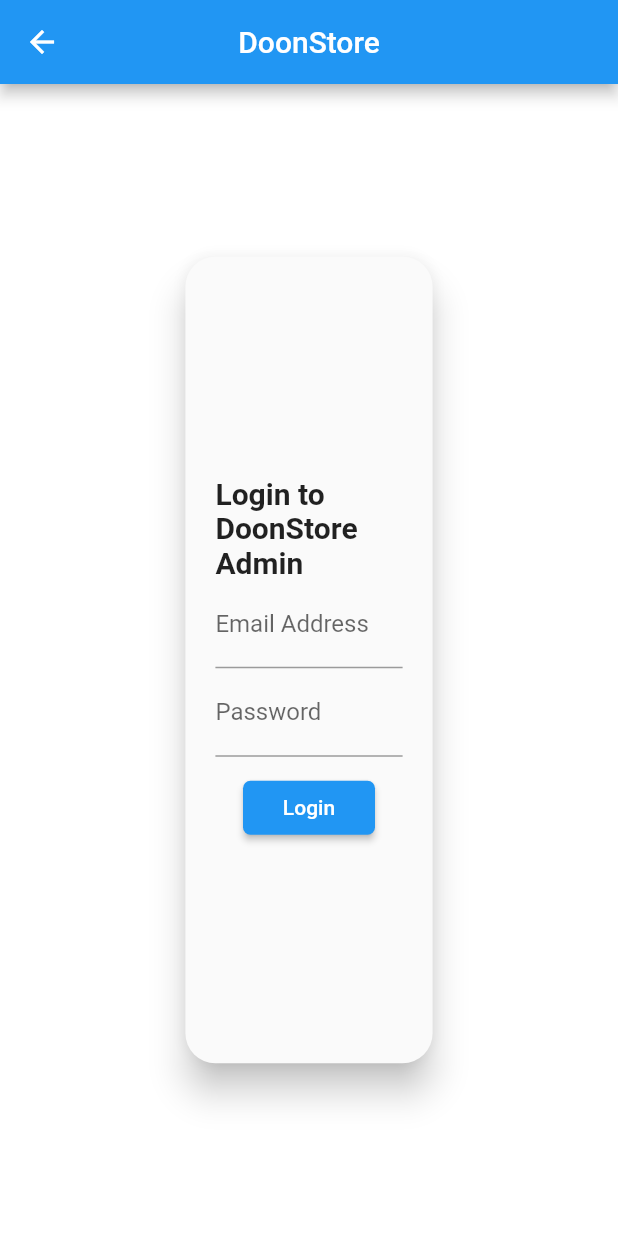
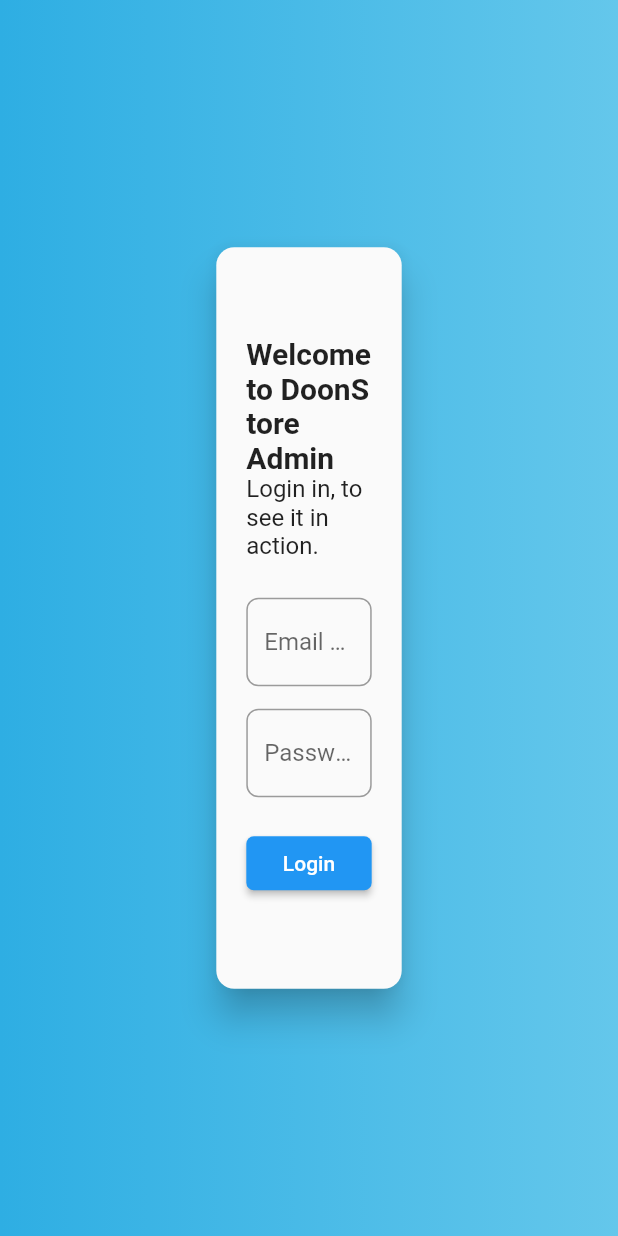
Before and after one commit to doonstore/d2shop-admin, a Flutter app: the LoginPage screen opened directly, on a phone screen of 412 x 824 dp. Run offline on Flutter 3.47's test engine with Material 2 defaults, Android fonts, the light colour scheme and no system bars; our stand-ins replace cloud_firestore, firebase_auth, fluttertoast, font_awesome_flutter; accounts and stored records are empty.

```diff
--- a/lib/main.dart
+++ b/lib/main.dart
@@ -9,7 +9,7 @@
   @override
   Widget build(BuildContext context) {
     return MaterialApp(
-      title: 'DoonStore Admin',
+      title: 'DoonStore | Admin Panel',
       theme: ThemeData(
         primaryColor: Colors.blue,
         scaffoldBackgroundColor: Colors.white,
--- a/lib/src/login_screen.dart
+++ b/lib/src/login_screen.dart
@@ -22,17 +22,24 @@
   @override
   Widget build(BuildContext context) {
     return Scaffold(
-      appBar: AppBar(
-        title: Text('DoonStore'),
-        centerTitle: true,
+      body: Container(
+        decoration: BoxDecoration(
+          gradient: LinearGradient(
+            colors: [
+              Color.fromRGBO(46, 174, 227, 1.0),
+              Color.fromRGBO(100, 199, 235, 1.0)
+            ],
+            begin: Alignment.centerLeft,
+            end: Alignment.centerRight,
           ),
-      body: Center(
+        ),
+        child: Center(
           child: FractionallySizedBox(
-          widthFactor: 0.4,
-          heightFactor: 0.7,
+            widthFactor: 0.3,
+            heightFactor: 0.6,
             child: Material(
               elevation: 10,
-            borderRadius: BorderRadius.circular(20),
+              borderRadius: BorderRadius.circular(12),
               animationDuration: Duration(milliseconds: 300),
               child: Padding(
                 padding: const EdgeInsets.all(20.0),
@@ -43,13 +50,25 @@
                     mainAxisAlignment: MainAxisAlignment.center,
                     children: [
                       Text(
-                      "Login to DoonStore Admin",
-                      style:
-                          TextStyle(fontSize: 20, fontWeight: FontWeight.bold),
+                        "Welcome to DoonStore Admin",
+                        style: TextStyle(
+                          fontSize: 20,
+                          fontWeight: FontWeight.bold,
                         ),
+                      ),
+                      Text(
+                        "Login in, to see it in action.",
+                        style: TextStyle(
+                          fontSize: 16,
+                        ),
+                      ),
+                      SizedBox(height: 25),
                       TextFormField(
                         decoration: InputDecoration(
                           labelText: 'Email Address',
+                          border: OutlineInputBorder(
+                            borderRadius: BorderRadius.circular(8),
+                          ),
                         ),
                         keyboardType: TextInputType.emailAddress,
                         validator: (value) => !value.contains('.com')
@@ -57,9 +76,13 @@
                             : null,
                         onSaved: (newValue) => _email = newValue.trim(),
                       ),
+                      SizedBox(height: 15),
                       TextFormField(
                         decoration: InputDecoration(
                           labelText: 'Password',
+                          border: OutlineInputBorder(
+                            borderRadius: BorderRadius.circular(8),
+                          ),
                         ),
                         obscureText: true,
                         keyboardType: TextInputType.visiblePassword,
@@ -68,14 +91,18 @@
                             : null,
                         onSaved: (newValue) => _pass = newValue.trim(),
                       ),
-                    SizedBox(height: 10),
-                    MaterialButton(
+                      SizedBox(height: 20),
+                      SizedBox(
+                        width: double.infinity,
+                        child: MaterialButton(
                           onPressed: submit,
                           child: Text('Login'),
                           color: Colors.blue,
                           textColor: Colors.white,
                         ),
+                      ),
                     ],
+                  ),
                 ),
               ),
             ),
```
Also changed, not shown: lib/src/models/doonstore_user.dart (added, +111 -0 lines), lib/src/models/featured_model.dart (added, +13 -0 lines), lib/src/models/shopping_model.dart (added, +138 -0 lines), lib/src/screens/users.dart (+52 -15 lines), lib/src/services/firestore_services.dart (+28 -2 lines), lib/src/utils/utils.dart (added, +9 -0 lines), pubspec.yaml (+6 -5 lines), pubspec.lock. Lines whose indentation alone changed are shown as unchanged.
